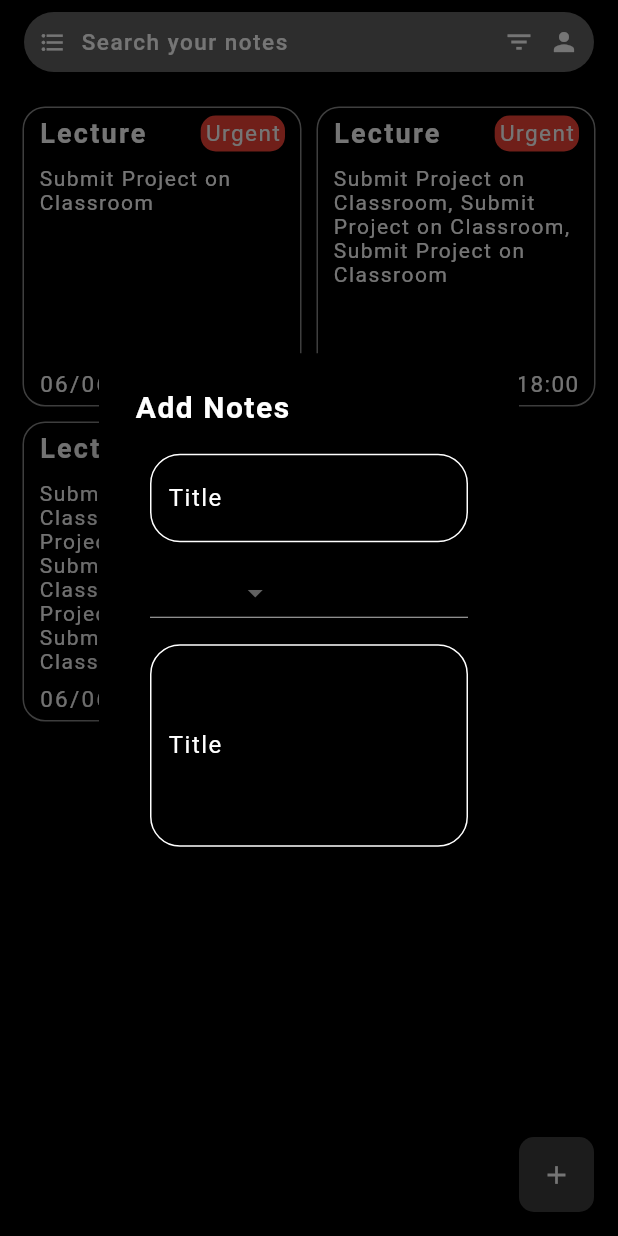
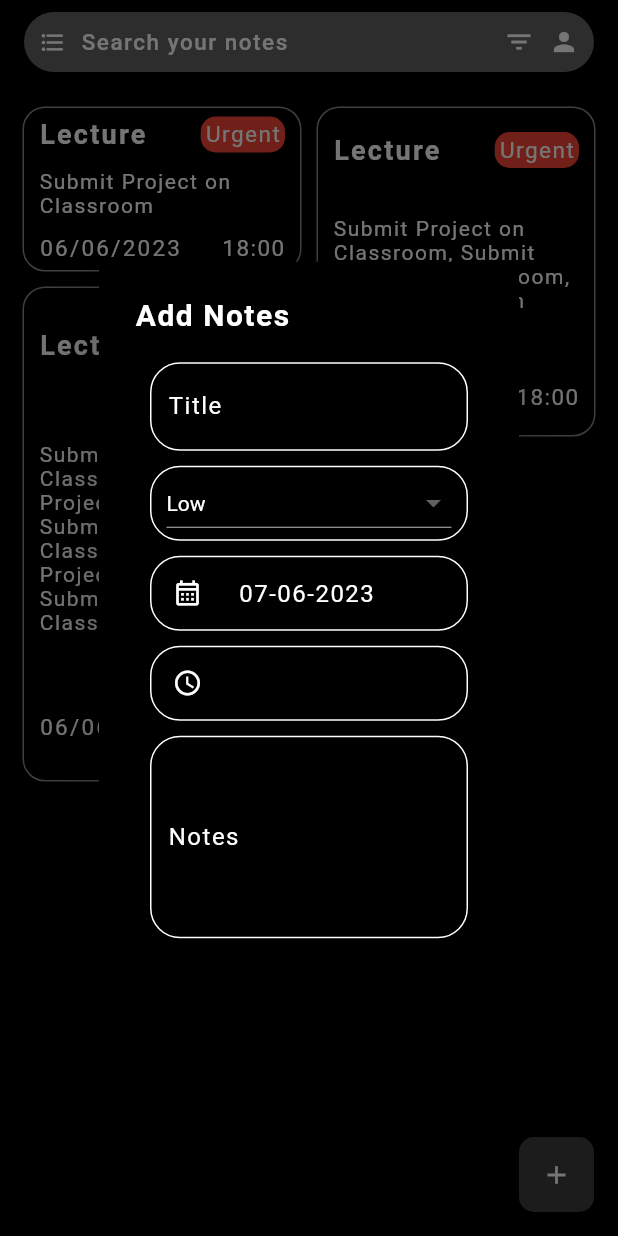
Before and after one commit to bhargav0147/keep_notes_using_getx, a Flutter app: the screen it shows after launch, after a tap on the "add" icon, on a phone screen of 412 x 824 dp. Run offline on Flutter 3.47's test engine with Material 2 defaults, Android fonts, the light colour scheme and no system bars; our stand-ins replace device_preview, get, sizer; statements that could not run were skipped.

Commit message:
08/06/2023

```diff
--- a/lib/notes/cotroller/notes_controller.dart
+++ b/lib/notes/cotroller/notes_controller.dart
@@ -1,4 +1,6 @@
+import 'package:flutter/material.dart';
 import 'package:get/get.dart';
+import 'package:intl/intl.dart';
 import 'package:keep_notes_using_getx/notes/modal/notes_modal.dart';
 
 class NotesController extends GetxController {
@@ -24,4 +26,28 @@ class NotesController extends GetxController {
         priority: "Urgent",
         time: "18:00")
   ].obs;
+
+  RxList dropdownList= [
+    'Low',
+    'Medium',
+    'Urgent',
+  ].obs;
+
+  RxString selectDrop = "Low".obs;
+
+  RxString selectdate="".obs;
+  RxString selectTime="".obs;
+
+  String chnageDate(DateTime dt)
+  {
+    var format=DateFormat('dd-MM-yyyy');
+    return format.format(dt) as String;
+  }
+
+  String chnagetime(TimeOfDay tt)
+  {
+    var format=DateFormat('HH:mm');
+
+   return format.format(tt as DateTime) as String;
+  }
 }
--- a/lib/notes/view/dash_screen.dart
+++ b/lib/notes/view/dash_screen.dart
@@ -13,17 +13,19 @@ class DashScreen extends StatefulWidget {
 
 class _DashScreenState extends State<DashScreen> {
   NotesController controller = Get.put(NotesController());
-  List dropdownList=[
-    'Low',
-    'Medium',
-    'Urgent',
-  ];
+
+  @override
+  void initState() {
+    super.initState();
+    controller.selectdate.value = controller.chnageDate(DateTime.now());
+    controller.selectTime.value=controller.chnagetime(TimeOfDay.now()) as String;
+  }
+
   @override
   Widget build(BuildContext context) {
     return GetBuilder<NotesController>(
       init: NotesController(),
-      builder: (controller) =>
-          SafeArea(
+      builder: (controller) => SafeArea(
           child: Scaffold(
               floatingActionButton: InkWell(
                 onTap: () {
@@ -31,7 +33,6 @@ class _DashScreenState extends State<DashScreen> {
                     context: context,
                     builder: (context) {
                       return AlertDialog(
-
                         backgroundColor: Colors.black,
                         title: Text(
                           "Add Notes",
@@ -41,8 +42,7 @@ class _DashScreenState extends State<DashScreen> {
                               color: Colors.white),
                         ),
                         content: Padding(
-                                padding: const EdgeInsets.symmetric(
-                                    horizontal: 10),
+                          padding: const EdgeInsets.symmetric(horizontal: 10),
                           child: Column(
                             mainAxisSize: MainAxisSize.min,
                             children: [
@@ -50,48 +50,136 @@ class _DashScreenState extends State<DashScreen> {
                                   decoration: InputDecoration(
                                 filled: true,
                                 fillColor: Colors.black,
-                                  label: Text("Title", style: TextStyle(
-                                      letterSpacing: 1, color: Colors.white),),
+                                label: Text(
+                                  "Title",
+                                  style: TextStyle(
+                                      letterSpacing: 1, color: Colors.white),
+                                ),
                                 focusedBorder: OutlineInputBorder(
-                                      borderSide: BorderSide(
-                                          color: Colors.white),
+                                    borderSide: BorderSide(color: Colors.white),
                                     borderRadius: BorderRadius.circular(20)),
                                 enabledBorder: OutlineInputBorder(
-                                      borderSide: BorderSide(
-                                          color: Colors.white),
+                                    borderSide: BorderSide(color: Colors.white),
                                     borderRadius: BorderRadius.circular(20)),
                               )),
-
                               SizedBox(height: 10),
                               Container(
+                                padding: EdgeInsets.symmetric(horizontal: 10),
                                 width: double.infinity,
-                              child: DropdownButton(items: dropdownList.map((e) {
-                                return DropdownMenuItem(value: e,child: Text(e));
+                                decoration: BoxDecoration(
+                                    color: Colors.black,
+                                    borderRadius: BorderRadius.circular(20),
+                                    border: Border.all(color: Colors.white)),
+                                child: Obx(
+                                  () => DropdownButton(
+                                      value: controller.selectDrop.value,
+                                      isExpanded: true,
+                                      style: TextStyle(color: Colors.white),
+                                      items: controller.dropdownList.map((e) {
+                                        return DropdownMenuItem(
+                                            value: e, child: Text(e));
                                       }).toList(),
-                                      onChanged: (value) {
-
-                                      }, dropdownColor: Colors.black,
-                                      focusColor: Colors.white),
+                                      onChanged: (change) {
+                                        controller.selectDrop.value =
+                                            change as String;
+                                      },
+                                      dropdownColor: Colors.black,
+                                      focusColor: Colors.black),
                                 ),
+                              ),
+                              SizedBox(height: 10),
+                              Container(
+                                  height: 50,
+                                  width: double.infinity,
+                                  decoration: BoxDecoration(
+                                      color: Colors.black,
+                                      borderRadius: BorderRadius.circular(20),
+                                      border: Border.all(color: Colors.white)),
+                                  child: Row(
+                                    children: [
+                                      IconButton(
+                                          onPressed: () async {
+                                            DateTime? select =
+                                                await showDatePicker(
+                                              context: context,
+                                              initialDate: DateTime.now(),
+                                              firstDate: DateTime(2001),
+                                              lastDate: DateTime(2050),
+                                            );
+                                            controller.selectdate.value =
+                                                controller.chnageDate(select!);
+                                          },
+                                          icon: Icon(
+                                            Icons.calendar_month_outlined,
+                                            size: 20,
+                                            color: Colors.white,
+                                          )),
+                                      SizedBox(width: 10),
+                                      Obx(() => Text(
+                                            "${controller.selectdate}",
+                                            style: TextStyle(
+                                                letterSpacing: 1,
+                                                color: Colors.white),
+                                          ))
+                                    ],
+                                  )),
+                              SizedBox(height: 10),
+                              Container(
+                                  height: 50,
+                                  width: double.infinity,
+                                  decoration: BoxDecoration(
+                                      color: Colors.black,
+                                      borderRadius: BorderRadius.circular(20),
+                                      border: Border.all(color: Colors.white)),
+                                  child: Row(
+                                    children: [
+                                      IconButton(
+                                          onPressed: () async {
+                                            TimeOfDay? select =
+                                                await showTimePicker(
+                                                    context: context,
+                                                    initialTime:
+                                                        TimeOfDay.now());
+                                            controller.chnagetime(select!);
+                                          },
+                                          icon: Icon(
+                                            Icons.watch_later_outlined,
+                                            size: 20,
+                                            color: Colors.white,
+                                          )),
+                                      SizedBox(width: 10),
+                                      Obx(
+                                        () =>  Text(
+                                          "${controller.selectTime}",
+                                          style: TextStyle(
+                                              letterSpacing: 1,
+                                              color: Colors.white),
+                                        ),
+                                      )
+                                    ],
+                                  )),
                               SizedBox(height: 10),
                               TextField(
                                   maxLines: 5,
                                   decoration: InputDecoration(
                                     filled: true,
                                     fillColor: Colors.black,
-                                      label: Text("Title", style: TextStyle(
+                                    label: Text(
+                                      "Notes",
+                                      style: TextStyle(
                                           letterSpacing: 1,
-                                          color: Colors.white),),
+                                          color: Colors.white),
+                                    ),
                                     focusedBorder: OutlineInputBorder(
-                                          borderSide: BorderSide(
-                                              color: Colors.white),
-                                          borderRadius: BorderRadius.circular(
-                                              20)),
+                                        borderSide:
+                                            BorderSide(color: Colors.white),
+                                        borderRadius:
+                                            BorderRadius.circular(20)),
                                     enabledBorder: OutlineInputBorder(
-                                          borderSide: BorderSide(
-                                              color: Colors.white),
-                                          borderRadius: BorderRadius.circular(
-                                              20)),
+                                        borderSide:
+                                            BorderSide(color: Colors.white),
+                                        borderRadius:
+                                            BorderRadius.circular(20)),
                                   )),
                             ],
                           ),
@@ -172,8 +260,8 @@ class _DashScreenState extends State<DashScreen> {
 
   Widget show(int index) {
     return Container(
-      height: 200,
-      width: 200,
+      height: (index % 5 + 1) * 110,
+      width: (index % 5 + 1) * 110,
       margin: EdgeInsets.all(5),
       decoration: BoxDecoration(
           border: Border.all(color: Colors.white54),
@@ -219,8 +307,7 @@ class _DashScreenState extends State<DashScreen> {
                 "${controller.mainList[index].notes}",
                 style: TextStyle(letterSpacing: 1, color: Colors.white),
               ),
-              Spacer(),
-              SizedBox(height: 5),
+              SizedBox(height: 10),
               Row(
                 children: [
                   Text(
--- a/pubspec.yaml
+++ b/pubspec.yaml
@@ -39,6 +39,7 @@ dependencies:
   device_preview: ^1.1.0
   sizer: ^2.0.15
   flutter_staggered_grid_view: ^0.6.2
+  intl: ^0.17.0
 
 dev_dependencies:
   flutter_test:
```
Also changed, not shown: pubspec.lock. Lines whose indentation alone changed are shown as unchanged.
